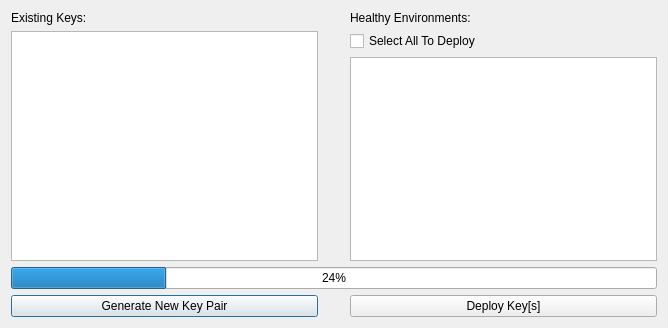
Qt form hub/forms/DlgGenerateSshKey.ui (subutai-io/control-center) before a commit.
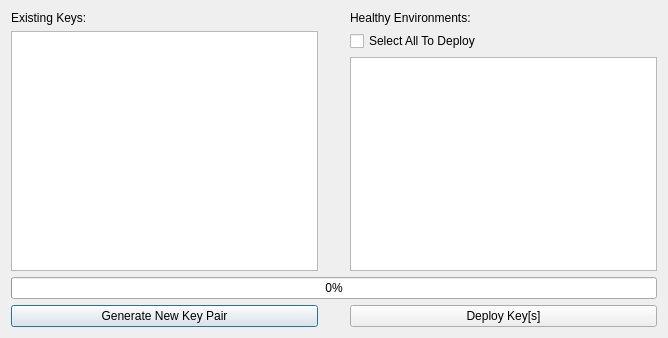
The same form after that commit. Icons and pictures are not drawn.

Commit message: #943 don't allow multiple key deploying at the same time

```diff
--- a/hub/forms/DlgGenerateSshKey.ui
+++ b/hub/forms/DlgGenerateSshKey.ui
@@ -7,7 +7,7 @@
     <x>0</x>
     <y>0</y>
     <width>668</width>
-    <height>328</height>
+    <height>338</height>
    </rect>
   </property>
   <property name="sizePolicy">
@@ -144,7 +144,7 @@
      <item row="3" column="0" colspan="3">
       <widget class="QProgressBar" name="pb_send_to_hub">
        <property name="value">
-        <number>24</number>
+        <number>0</number>
        </property>
       </widget>
      </item>
```
The commit also changes 1 other file.
